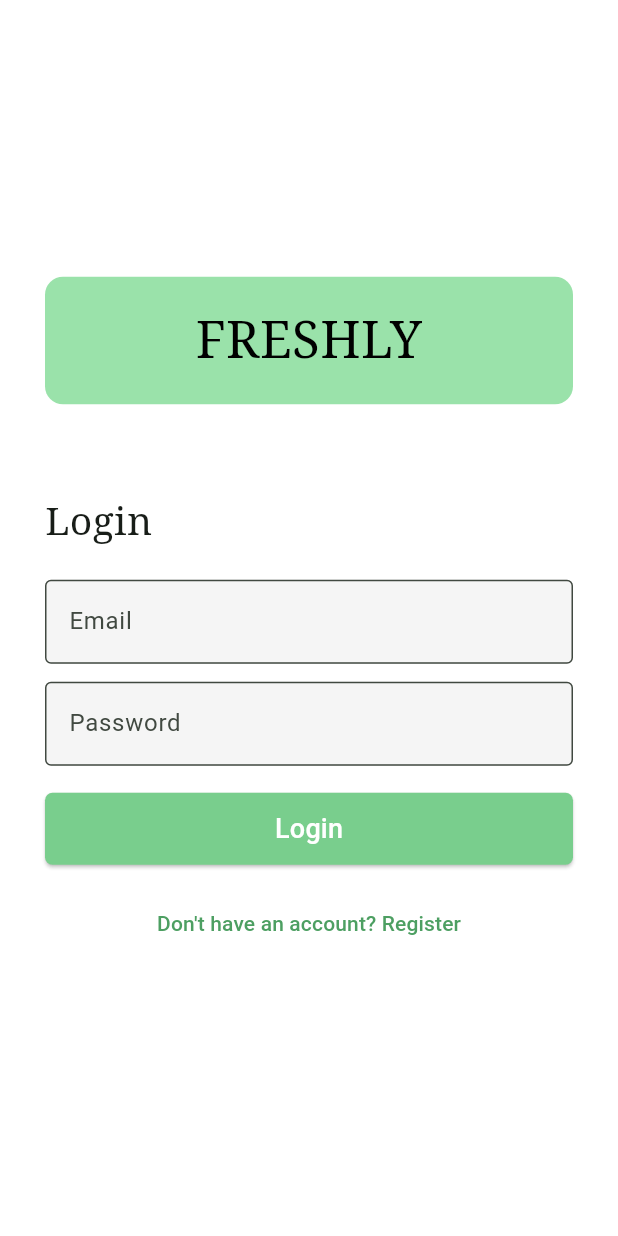
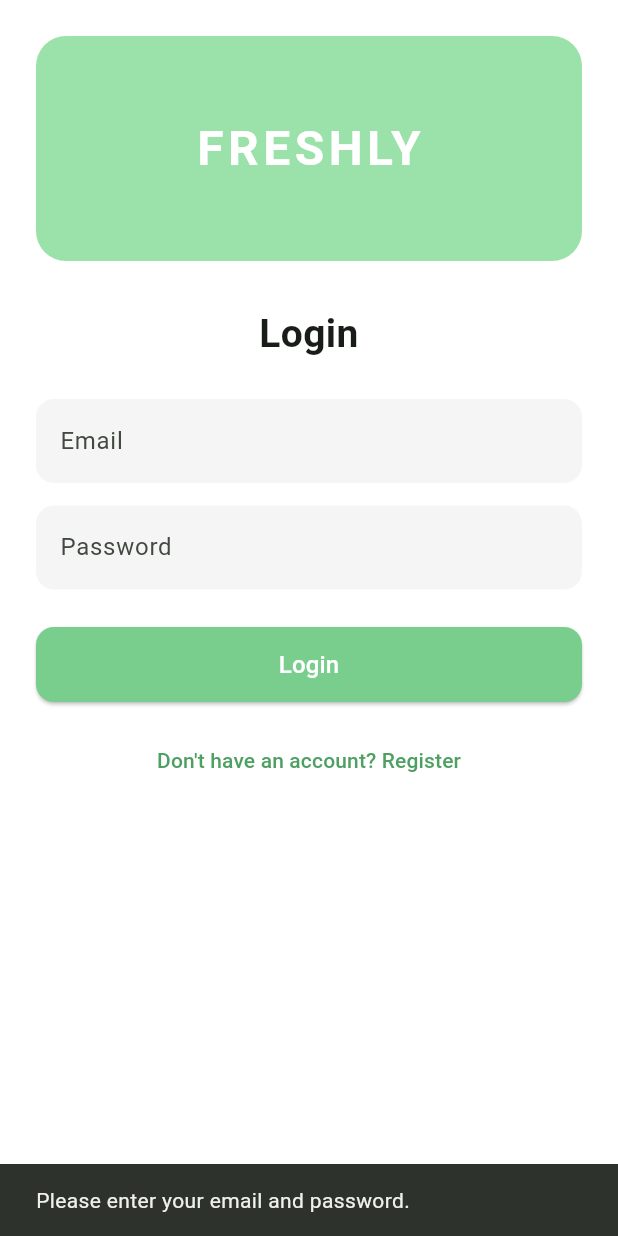
Before and after one commit to kenneth12cortez-cmd/grocery-1, a Flutter app: the screen it shows after launch, after a tap on "Login", on a phone screen of 412 x 824 dp. Run offline on Flutter 3.47's test engine with Material 3 defaults, Android fonts, the phone set to English and light mode, and no system bars; our stand-ins replace supabase_flutter; accounts and stored records are empty.

Commit message:
Implement login and dashboard

```diff
--- a/lib/pages/login_page.dart
+++ b/lib/pages/login_page.dart
@@ -1,100 +1,179 @@
 
 import 'package:flutter/material.dart';
+import 'package:supabase_flutter/supabase_flutter.dart';
 import 'register_page.dart';
+import 'dashboard_page.dart';
 
-class LoginPage extends StatelessWidget {
+class LoginPage extends StatefulWidget {
   const LoginPage({super.key});
+
+  @override
+  State<LoginPage> createState() => _LoginPageState();
+}
+
+class _LoginPageState extends State<LoginPage> {
+  final emailController = TextEditingController();
+  final passwordController = TextEditingController();
+
+  bool isLoading = false;
+
+  // Login button
+  Future<void> login() async {
+    final email = emailController.text.trim();
+    final password = passwordController.text;
+
+    if (email.isEmpty || password.isEmpty) {
+      showMessage('Please enter your email and password.');
+      return;
+    }
+
+    if (!email.contains('@') || !email.contains('.')) {
+      showMessage('Please enter a valid email address.');
+      return;
+    }
+
+    setState(() {
+      isLoading = true;
+    });
+
+    try {
+      await Supabase.instance.client.auth.signInWithPassword(
+        email: email,
+        password: password,
+      );
+
+      if (!mounted) return;
+
+      Navigator.pushReplacement(
+        context,
+        MaterialPageRoute(
+          builder: (context) => const DashboardPage(),
+        ),
+      );
+    } on AuthException catch (error) {
+      if (mounted) {
+        showMessage(error.message);
+      }
+    } catch (error) {
+      if (mounted) {
+        showMessage('Login failed. Please try again.');
+      }
+    } finally {
+      if (mounted) {
+        setState(() {
+          isLoading = false;
+        });
+      }
+    }
+  }
+
+  // Message display
+  void showMessage(String message) {
+    ScaffoldMessenger.of(context).showSnackBar(
+      SnackBar(content: Text(message)),
+    );
+  }
+
+  @override
+  void dispose() {
+    emailController.dispose();
+    passwordController.dispose();
+    super.dispose();
+  }
 
   @override
   Widget build(BuildContext context) {
     return Scaffold(
       backgroundColor: Colors.white,
       body: SafeArea(
-        child: Center(
         child: SingleChildScrollView(
-            padding: const EdgeInsets.all(30),
+          padding: const EdgeInsets.all(24),
           child: Column(
+            crossAxisAlignment: CrossAxisAlignment.stretch,
             children: [
-
               // Freshly header
               Container(
-                  width: double.infinity,
-                  padding: const EdgeInsets.symmetric(vertical: 18),
+                height: 150,
+                alignment: Alignment.center,
                 decoration: BoxDecoration(
                   color: const Color(0xFF9AE2AA),
-                    borderRadius: BorderRadius.circular(12),
+                  borderRadius: BorderRadius.circular(20),
                 ),
                 child: const Text(
                   'FRESHLY',
-                    textAlign: TextAlign.center,
                   style: TextStyle(
-                      fontSize: 34,
-                      fontFamily: 'serif',
-                      color: Colors.black,
+                    fontSize: 32,
+                    fontWeight: FontWeight.bold,
+                    color: Colors.white,
+                    letterSpacing: 3,
                   ),
                 ),
               ),
 
-                const SizedBox(height: 60),
+              const SizedBox(height: 30),
 
-                // Login heading
-                const Align(
-                  alignment: Alignment.centerLeft,
-                  child: Text(
+              const Text(
                 'Login',
+                textAlign: TextAlign.center,
                 style: TextStyle(
                   fontSize: 26,
-                      fontFamily: 'serif',
+                  fontWeight: FontWeight.bold,
+                ),
+              ),
+
+              const SizedBox(height: 25),
+
+              // Email input
+              TextField(
+                controller: emailController,
+                keyboardType: TextInputType.emailAddress,
+                decoration: InputDecoration(
+                  hintText: 'Email',
+                  filled: true,
+                  fillColor: const Color(0xFFF5F5F5),
+                  border: OutlineInputBorder(
+                    borderRadius: BorderRadius.circular(12),
+                    borderSide: BorderSide.none,
                   ),
                 ),
               ),
 
-                const SizedBox(height: 20),
-
-                // Email input
-                const TextField(
-                  keyboardType: TextInputType.emailAddress,
-                  decoration: InputDecoration(
-                    hintText: 'Email',
-                    filled: true,
-                    fillColor: Color(0xFFF5F5F5),
-                    border: OutlineInputBorder(),
-                  ),
-                ),
-
-                const SizedBox(height: 12),
+              const SizedBox(height: 15),
 
               // Password input
-                const TextField(
+              TextField(
+                controller: passwordController,
                 obscureText: true,
                 decoration: InputDecoration(
                   hintText: 'Password',
                   filled: true,
-                    fillColor: Color(0xFFF5F5F5),
-                    border: OutlineInputBorder(),
+                  fillColor: const Color(0xFFF5F5F5),
+                  border: OutlineInputBorder(
+                    borderRadius: BorderRadius.circular(12),
+                    borderSide: BorderSide.none,
+                  ),
                 ),
               ),
 
-                const SizedBox(height: 18),
+              const SizedBox(height: 25),
 
               // Login button
               SizedBox(
-                  width: double.infinity,
-                  height: 48,
+                height: 50,
                 child: ElevatedButton(
-                    onPressed: () {
-                      // Login functionality will be added later
-                    },
+                  onPressed: isLoading ? null : login,
                   style: ElevatedButton.styleFrom(
                     backgroundColor: const Color(0xFF79CE8D),
                     foregroundColor: Colors.white,
                     shape: RoundedRectangleBorder(
-                        borderRadius: BorderRadius.circular(5),
+                      borderRadius: BorderRadius.circular(12),
                     ),
                   ),
-                    child: const Text(
+                  child: isLoading
+                      ? const CircularProgressIndicator(color: Colors.white)
+                      : const Text(
                           'Login',
-                      style: TextStyle(fontSize: 18),
+                          style: TextStyle(fontSize: 16),
                         ),
                 ),
               ),
@@ -103,7 +182,9 @@ class LoginPage extends StatelessWidget {
 
               // Register navigation
               TextButton(
-                  onPressed: () {
+                onPressed: isLoading
+                    ? null
+                    : () {
                         Navigator.push(
                           context,
                           MaterialPageRoute(
@@ -112,7 +193,7 @@ class LoginPage extends StatelessWidget {
                         );
                       },
                 child: const Text(
-                    "Don't have an account? Register",
+                  'Don\'t have an account? Register',
                   style: TextStyle(
                     color: Color(0xFF4D9F62),
                   ),
@@ -122,7 +203,6 @@ class LoginPage extends StatelessWidget {
           ),
         ),
       ),
-      ),
     );
   }
 }
```
Also changed, not shown: lib/pages/dashboard_page.dart (+92 -0 lines). Lines whose indentation alone changed are shown as unchanged.
